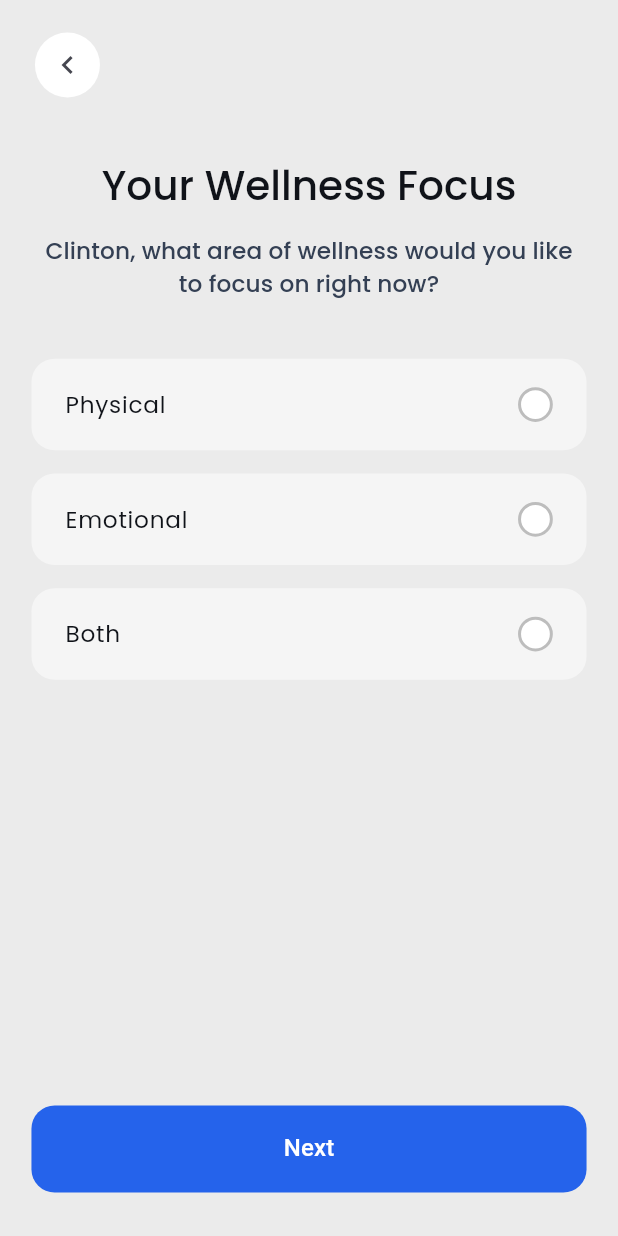
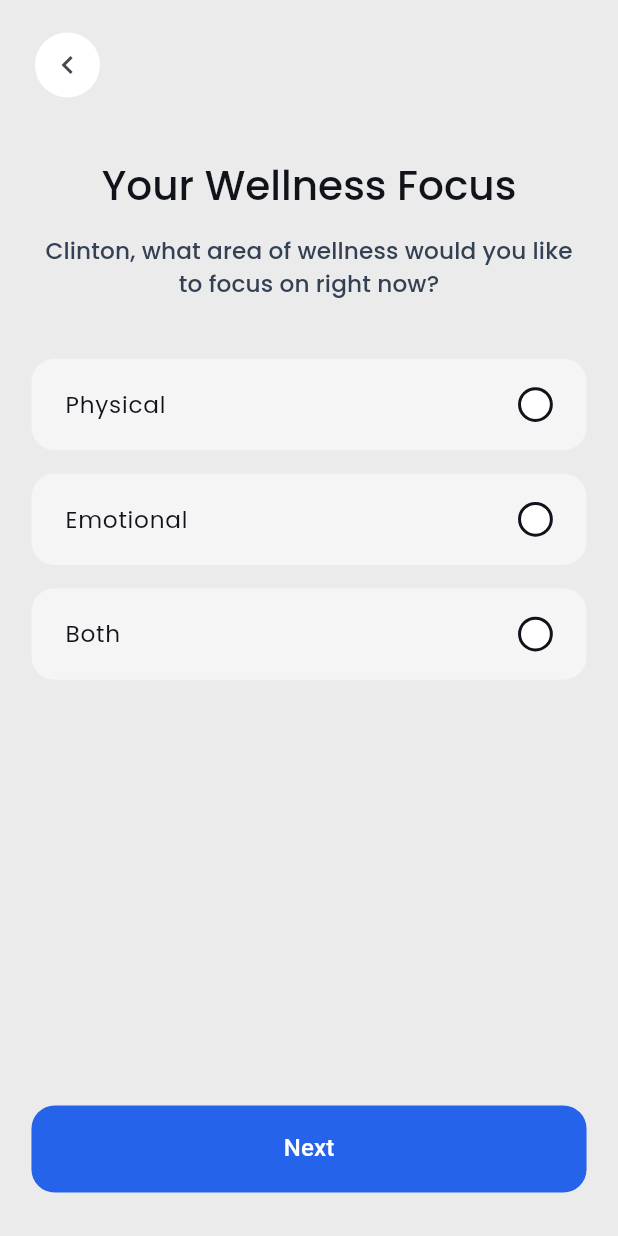
Before and after one commit to ayindequdus22/zico-app, a Flutter app: the screen it shows after launch, on a phone screen of 412 x 824 dp. Run offline on Flutter 3.47's test engine with Material 3 defaults, Android fonts, the phone set to English and light mode, and no system bars; our stand-ins replace flutter_screenutil, get, google_fonts.

Commit message:
feat: wellness focus og done

```diff
--- a/lib/screens/onboarding/wellness_focus.dart
+++ b/lib/screens/onboarding/wellness_focus.dart
@@ -109,7 +109,9 @@ class _WellnessFocusState extends State<WellnessFocus> {
               decoration: BoxDecoration(
                 shape: BoxShape.circle,
                 border: Border.all(
-                  color: isSelected ? Color(0xFF4B7FFF) : Colors.grey[400]!,
+                  color: isSelected
+                      ? Theme.of(context).colorScheme.primary
+                      : Theme.of(context).colorScheme.onSurface,
                   width: 2,
                 ),
                 color: Colors.white,
```
